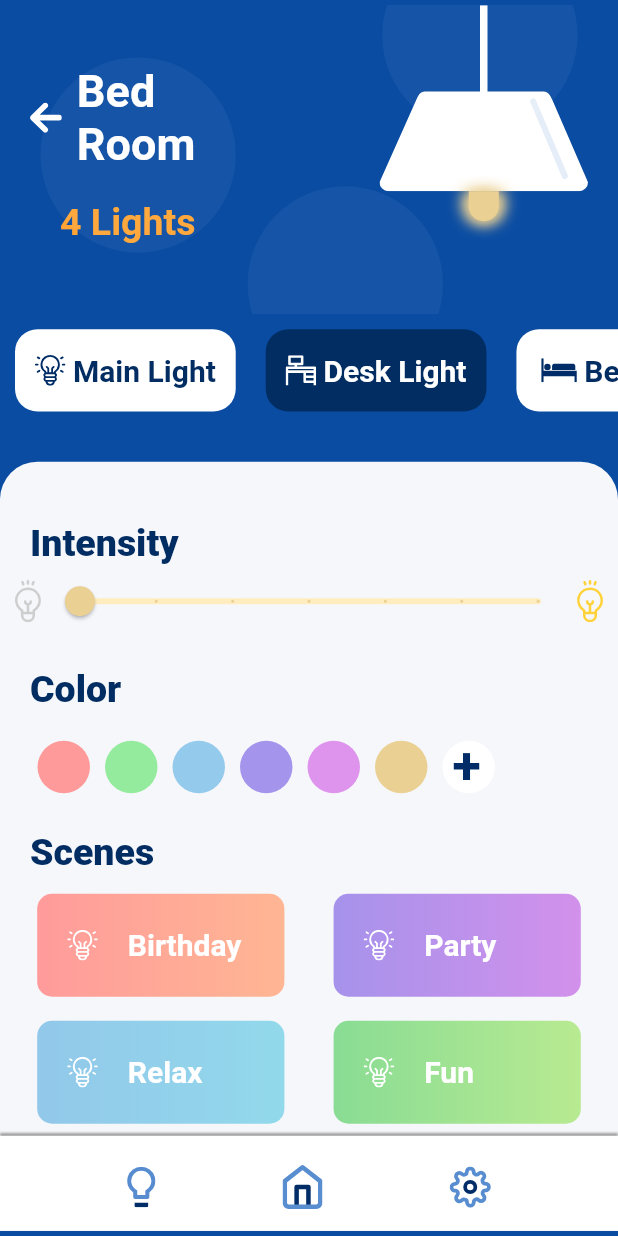
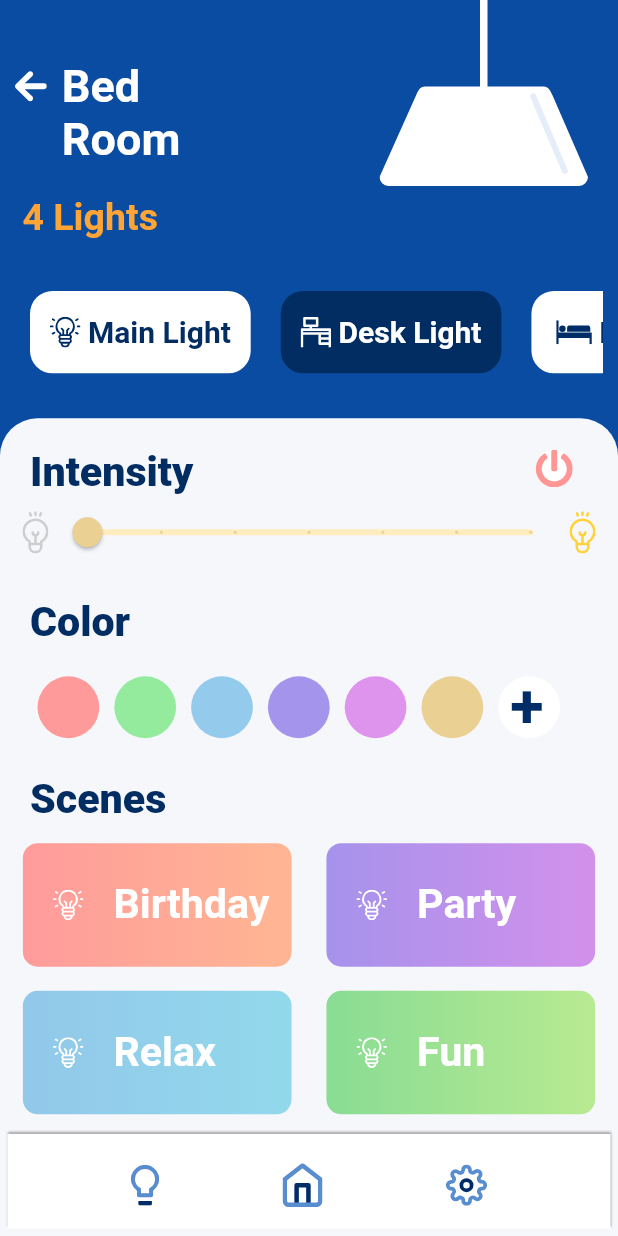
Before and after one commit to AdityaMotale/smart_light, a Flutter app: the screen it shows after launch, after a tap on "Bed Room", on a phone screen of 412 x 824 dp. Run offline on Flutter 3.47's test engine with Material 2 defaults, Android fonts, the phone set to English and light mode, and no system bars; our stand-ins replace flutter_staggered_animations, flutter_svg, get.

Commit message:
ui overflow fixes

```diff
--- a/lib/views/home page/HomePage.dart
+++ b/lib/views/home page/HomePage.dart
@@ -125,7 +125,7 @@ class HomePage extends StatelessWidget {
                               onTap: () => Get.to(() => LightPage(),
                                   arguments: {
                                     'lights': '5 Lights',
-                                    'room': '\nKitchen'
+                                    'room': 'Kitchen'
                                   }),
                             ),
                             RoomTile(
@@ -135,7 +135,7 @@ class HomePage extends StatelessWidget {
                               onTap: () => Get.to(() => LightPage(),
                                   arguments: {
                                     'lights': '1 Light',
-                                    'room': '\nBathroom'
+                                    'room': 'Bathroom'
                                   }),
                             )
                           ],
@@ -150,7 +150,7 @@ class HomePage extends StatelessWidget {
                               onTap: () => Get.to(() => LightPage(),
                                   arguments: {
                                     'lights': '5 Lights',
-                                    'room': '\nOutdoor'
+                                    'room': 'Outdoor'
                                   }),
                             ),
                             RoomTile(
@@ -160,7 +160,7 @@ class HomePage extends StatelessWidget {
                               onTap: () => Get.to(() => LightPage(),
                                   arguments: {
                                     'lights': '2 Lights',
-                                    'room': '\nBalcony'
+                                    'room': 'Balcony'
                                   }),
                             )
                           ],
--- a/lib/views/lights page/LightsPage.dart
+++ b/lib/views/lights page/LightsPage.dart
@@ -16,20 +16,20 @@ class LightPage extends StatelessWidget {
   );
   @override
   Widget build(BuildContext context) {
+    print(Get.height);
+    print(Get.width);
+
     return Scaffold(
       backgroundColor: Color(0xFF0A4CA2),
       body: Container(
+        alignment: Alignment.bottomCenter,
         child: Column(
-          mainAxisAlignment: MainAxisAlignment.spaceEvenly,
           children: [
             Container(
               child: Column(
                 children: [
                   Container(
-                    child: Stack(
-                      clipBehavior: Clip.none,
-                      children: [
-                        Row(
+                    child: Row(
                       mainAxisAlignment: MainAxisAlignment.spaceBetween,
                       children: [
                         AnimationConfiguration.synchronized(
@@ -43,15 +43,16 @@ class LightPage extends StatelessWidget {
                                   Row(
                                     children: [
                                       Container(
-                                            margin: const EdgeInsets.fromLTRB(
-                                              20,
-                                              55,
-                                              0,
-                                              20,
-                                            ),
+                                        padding:
+                                            const EdgeInsets.only(left: 10),
+                                        child: GestureDetector(
+                                          onTap: () => Get.back(),
+                                          child: Container(
                                             child: SvgPicture.asset(
                                               'assets/ionic-md-arrow-round-back.svg',
                                               height: 20,
+                                            ),
+                                          ),
                                         ),
                                       ),
                                       SizedBox(
@@ -69,7 +70,6 @@ class LightPage extends StatelessWidget {
                                   Container(
                                     margin: const EdgeInsets.only(
                                       top: 20,
-                                          left: 40,
                                     ),
                                     child: Text(
                                       Get.arguments['lights'],
@@ -85,7 +85,12 @@ class LightPage extends StatelessWidget {
                             ),
                           ),
                         ),
-                            Container(
+                        AnimationConfiguration.synchronized(
+                          child: FadeInAnimation(
+                            duration: Duration(
+                              seconds: 1,
+                            ),
+                            child: Container(
                               margin: const EdgeInsets.fromLTRB(0, 0, 20, 20),
                               child: Column(
                                 children: [
@@ -96,30 +101,11 @@ class LightPage extends StatelessWidget {
                                     init: LampLightController(),
                                     builder: (_) => Container(
                                       decoration: BoxDecoration(
-                                        boxShadow: [
-                                          BoxShadow(
-                                            color: Color(_.color.value),
-                                            blurRadius: 8,
-                                            offset: Offset(
-                                                light.intensity.value, 0),
-                                          ),
-                                          BoxShadow(
-                                            color: Color(_.color.value),
-                                            blurRadius: 8,
-                                            offset: Offset(
-                                                -(light.intensity.value), 0),
-                                          ),
-                                          BoxShadow(
-                                            color: Color(_.color.value),
-                                            blurRadius: 8,
-                                            offset: Offset(
-                                                0, light.intensity.value / 2),
-                                          ),
-                                        ],
                                         borderRadius: BorderRadius.only(
                                             bottomLeft: Radius.circular(100),
                                             bottomRight: Radius.circular(100)),
-                                        color: Color(_.color.value),
+                                        color: Color(_.color.value)
+                                            .withOpacity(light.oppacity.value),
                                         shape: BoxShape.rectangle,
                                       ),
                                       height: 20,
@@ -128,21 +114,19 @@ class LightPage extends StatelessWidget {
                                   ),
                                 ],
                               ),
-                            )
-                          ],
                             ),
-                        Container(
-                          height: Get.height / 4,
-                          child: SvgPicture.asset(
-                            'assets/Circles.svg',
-                            // height: Get.height / 3.8,
-                            fit: BoxFit.cover,
                           ),
                         )
                       ],
                     ),
                   ),
                   Container(
+                    margin: const EdgeInsets.only(
+                      top: 20,
+                      bottom: 20,
+                      right: 10,
+                      left: 10,
+                    ),
                     height: Get.height / 11,
                     child: AnimationConfiguration.staggeredList(
                       position: 0,
@@ -180,9 +164,11 @@ class LightPage extends StatelessWidget {
                 ],
               ),
             ),
-            Container(
-              margin: const EdgeInsets.only(top: 20),
-              padding: const EdgeInsets.only(top: 20),
+            Expanded(
+              child: SingleChildScrollView(
+                child: Container(
+                  // margin: const EdgeInsets.only(top: 20),
+                  // padding: const EdgeInsets.only(top: 20),
                   decoration: BoxDecoration(
                     color: Color(0xfff6f7fb),
                     borderRadius: BorderRadius.only(
@@ -190,30 +176,52 @@ class LightPage extends StatelessWidget {
                       topRight: Radius.circular(25),
                     ),
                   ),
-              child: Container(
                   child: Column(
                     children: [
+                      Row(
+                        mainAxisAlignment: MainAxisAlignment.spaceBetween,
+                        children: [
                           featureTitle('Intensity'),
+                          Container(
+                            alignment: Alignment.centerRight,
+                            padding: const EdgeInsets.only(
+                              right: 30,
+                              top: 15,
+                            ),
+                            child: Container(
+                              height: 25,
+                              width: 25,
+                              decoration: BoxDecoration(
+                                borderRadius: BorderRadius.circular(25),
+                                color: Colors.white,
+                              ),
+                              child: SvgPicture.asset(
+                                'assets/awesome-power-off.svg',
+                                semanticsLabel: 'Switch Off',
+                              ),
+                            ),
+                          ),
+                        ],
+                      ),
                       Obx(
                         () => Container(
                           padding: const EdgeInsets.only(
-                          left: 10,
-                          right: 10,
+                            left: 15,
+                            right: 15,
                           ),
                           child: Row(
-                          mainAxisAlignment:
-                              MainAxisAlignment.spaceEvenly,
+                            // mainAxisAlignment: MainAxisAlignment.spaceEvenly,
                             children: [
                               SvgPicture.asset('assets/solution1.svg'),
                               Expanded(
                                 child: Slider(
-                                value: light.intensity.value,
+                                  value: light.oppacity.value,
                                   onChanged: (newIntensity) {
-                                  light.intensity.value = newIntensity;
+                                    light.oppacity.value = newIntensity;
                                   },
                                   divisions: 6,
-                                min: 4,
-                                max: 10,
+                                  // min: 0,
+                                  // max: 1,
                                   activeColor: Color(0xffead093),
                                   inactiveColor: Color(0xffffecbf),
                                 ),
@@ -227,7 +235,7 @@ class LightPage extends StatelessWidget {
                       AnimationConfiguration.synchronized(
                         child: ScaleAnimation(
                           delay: Duration(
-                          milliseconds: 100,
+                            milliseconds: 900,
                           ),
                           child: Container(
                             padding: EdgeInsets.only(left: 20, top: 15),
@@ -293,8 +301,7 @@ class LightPage extends StatelessWidget {
                         child: Column(
                           children: [
                             Row(
-                            mainAxisAlignment:
-                                MainAxisAlignment.spaceEvenly,
+                              mainAxisAlignment: MainAxisAlignment.spaceEvenly,
                               children: [
                                 ScenesCard(
                                   sceneName: 'Birthday',
@@ -309,8 +316,7 @@ class LightPage extends StatelessWidget {
                               ],
                             ),
                             Row(
-                            mainAxisAlignment:
-                                MainAxisAlignment.spaceEvenly,
+                              mainAxisAlignment: MainAxisAlignment.spaceEvenly,
                               children: [
                                 ScenesCard(
                                   sceneName: 'Relax',
@@ -327,8 +333,12 @@ class LightPage extends StatelessWidget {
                           ],
                         ),
                       ),
-                    bottomNavBar(),
+                      Container(
+                        padding: const EdgeInsets.all(5),
+                        child: bottomNavBar(),
+                      ),
                     ],
+                  ),
                 ),
               ),
             ),
--- a/lib/views/lights page/controllers/lampLight_controller.dart
+++ b/lib/views/lights page/controllers/lampLight_controller.dart
@@ -2,7 +2,7 @@ import 'package:get/get.dart';
 
 class LampLightController extends GetxController {
   var color = 0xffead093.obs;
-  var intensity = 4.0.obs;
+  var oppacity = 0.0.obs;
 
   void changeColor(int newColor) {
     color.value = newColor;
--- a/lib/views/lights page/widgets/colorPallete.dart
+++ b/lib/views/lights page/widgets/colorPallete.dart
@@ -1,4 +1,5 @@
 import 'package:flutter/material.dart';
+import 'package:get/get.dart';
 
 class ColorCircle extends StatelessWidget {
   final Color color;
@@ -18,8 +19,8 @@ class ColorCircle extends StatelessWidget {
         onTap: onTap,
         child: Container(
           margin: const EdgeInsets.all(5),
-          width: 35,
-          height: 35,
+          width: Get.width / 10,
+          height: Get.width / 10,
           decoration: BoxDecoration(
             color: color,
             borderRadius: BorderRadius.circular(25),
--- a/lib/views/lights page/widgets/featureTitle.dart
+++ b/lib/views/lights page/widgets/featureTitle.dart
@@ -1,4 +1,5 @@
 import 'package:flutter/material.dart';
+import 'package:get/get.dart';
 
 Widget featureTitle(String title) => Container(
       padding: const EdgeInsets.only(
@@ -10,7 +11,7 @@ Widget featureTitle(String title) => Container(
         title,
         style: TextStyle(
           color: Color(0xFF022D62),
-          fontSize: 25,
+          fontSize: Get.width / 15,
           fontWeight: FontWeight.w800,
         ),
       ),
--- a/lib/views/lights page/widgets/scenesCard.dart
+++ b/lib/views/lights page/widgets/scenesCard.dart
@@ -20,8 +20,8 @@ class ScenesCard extends StatelessWidget {
         onTap: () => snackBar(),
         child: Container(
           margin: const EdgeInsets.all(8),
-          width: Get.width / 2.5,
-          height: Get.height / 12,
+          width: Get.width / 2.3,
+          height: Get.height / 10,
           decoration: BoxDecoration(
             borderRadius: BorderRadius.circular(10),
             gradient: LinearGradient(
@@ -44,14 +44,11 @@ class ScenesCard extends StatelessWidget {
                   color: Colors.white,
                 ),
               ),
-              // Expanded(
-              //   child: Container(),
-              // ),
               Text(
                 sceneName,
                 style: TextStyle(
                   color: Colors.white,
-                  fontSize: 20,
+                  fontSize: Get.width / 15,
                   fontWeight: FontWeight.w600,
                 ),
               ),
```
Lines whose indentation alone changed are shown as unchanged.
